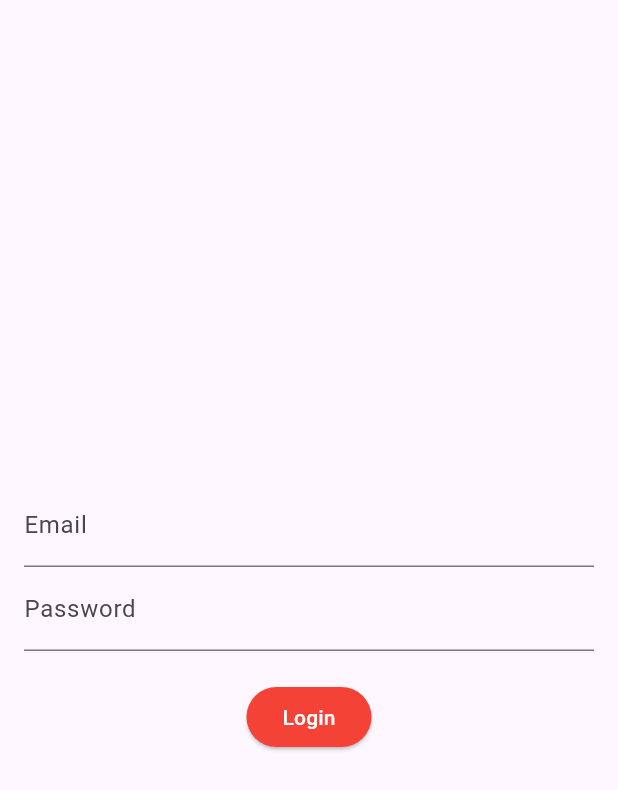
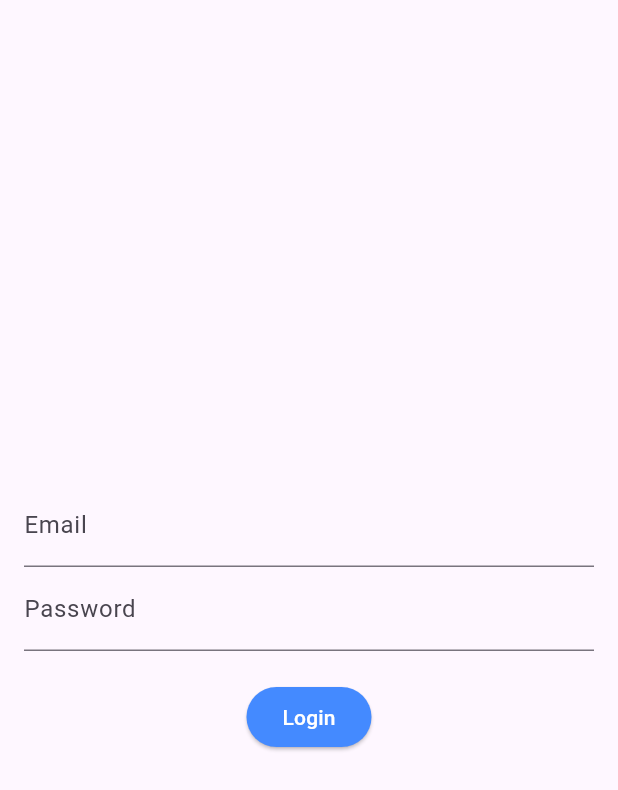
Before and after one commit to divyamD13/task, a Flutter app: the screen it shows after launch, on a phone screen of 412 x 824 dp. Shown: the top 790 px of the screen. Run offline on Flutter 3.47's test engine with Material 3 defaults, Android fonts, the phone set to English and light mode, and no system bars; our stand-ins replace firebase_auth, firebase_core, flutter_riverpod; accounts and stored records are empty.

```diff
--- a/lib/screens/login_screen.dart
+++ b/lib/screens/login_screen.dart
@@ -59,7 +59,7 @@ class _LoginScreenState extends ConsumerState<LoginScreen> {
                 onPressed: _login,
                 child: Text('Login'),
                 style:ElevatedButton.styleFrom(
-    backgroundColor: Colors.red,
+    backgroundColor: Colors.blueAccent,
     foregroundColor: Colors.white,
   ),
               )
--- a/lib/services/auth_service.dart
+++ b/lib/services/auth_service.dart
@@ -7,4 +7,7 @@ class AuthService {
     final result = await _auth.signInWithEmailAndPassword(email: email, password: password);
     return result.user;
   }
+   Future<void> signOut() async {
+    await _auth.signOut();
+  }
 }
```
Also changed, not shown: lib/screens/home_screen.dart (+17 -2 lines), lib/core/constants.dart (deleted), lib/firebase_options.dart (added), lib/models/user_model.dart (deleted), 1 other file.
